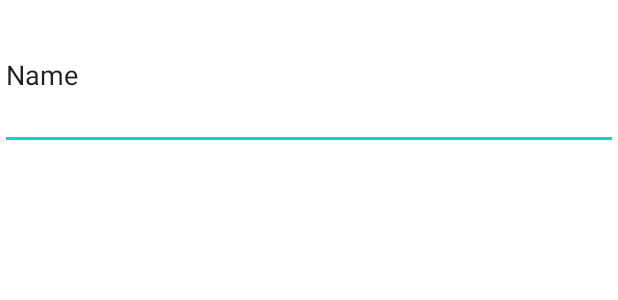
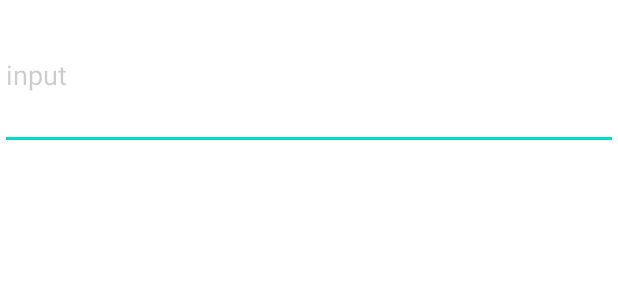
Before and after one commit to DevHyeon0312/Brandi-Task, an Android app: the layout fragment_image_search.xml on its own in the app's theme, with its tools: preview values and no code run, on a phone screen of 412 x 824 dp. Shown: the top 300 px of the screen. Run offline under Robolectric (Android 15) with nearby library versions, the phone set to English and light mode, and no system bars.

Commit message:
레이아웃 배경색 수정

```diff
--- a/app/src/main/res/layout/activity_intro.xml
+++ b/app/src/main/res/layout/activity_intro.xml
@@ -4,7 +4,8 @@
     xmlns:app="http://schemas.android.com/apk/res-auto"
     xmlns:tools="http://schemas.android.com/tools"
     android:layout_width="match_parent"
-    android:layout_height="match_parent">
+    android:layout_height="match_parent"
+    android:background="@color/white">
 
     <ImageView
         android:id="@+id/imageView"
--- a/app/src/main/res/layout/fragment_image_search.xml
+++ b/app/src/main/res/layout/fragment_image_search.xml
@@ -3,7 +3,8 @@
     xmlns:app="http://schemas.android.com/apk/res-auto"
     xmlns:tools="http://schemas.android.com/tools"
     android:layout_width="match_parent"
-    android:layout_height="wrap_content">
+    android:layout_height="wrap_content"
+    android:background="@color/white">
 
     <EditText
         android:id="@+id/et_search"
@@ -11,7 +12,9 @@
         android:layout_height="@dimen/view_size_title_height"
         android:ems="10"
         android:inputType="text"
-        android:text="Name"
+        android:hint="input"
+        android:textColor="@color/black"
+        android:textColorHint="@color/alpha_dark"
         app:layout_constraintBottom_toBottomOf="parent"
         app:layout_constraintEnd_toEndOf="parent"
         app:layout_constraintStart_toStartOf="parent"
--- a/app/src/main/res/layout/item_image.xml
+++ b/app/src/main/res/layout/item_image.xml
@@ -19,6 +19,7 @@
             android:id="@+id/iv_thumbnail"
             android:layout_width="@dimen/view_size_image_thumbnail"
             android:layout_height="@dimen/view_size_image_thumbnail"
+            android:padding="@dimen/view_padding_image_thumbnail"
             app:layout_constraintBottom_toBottomOf="parent"
             app:layout_constraintEnd_toEndOf="parent"
             app:layout_constraintStart_toStartOf="parent"
--- a/app/src/main/res/values/dimens.xml
+++ b/app/src/main/res/values/dimens.xml
@@ -6,6 +6,7 @@
     <!-- View Size -->
     <dimen name="view_size_image_thumbnail">130dp</dimen>
     <dimen name="view_size_title_height">100dp</dimen>
+    <dimen name="view_padding_image_thumbnail">5dp</dimen>
 
     <!-- Drawable -->
     <dimen name="scrollbar_size">5dp</dimen>
```
Also changed, not shown: app/src/main/res/layout/fragment_image_list.xml (+4 -4 lines).
